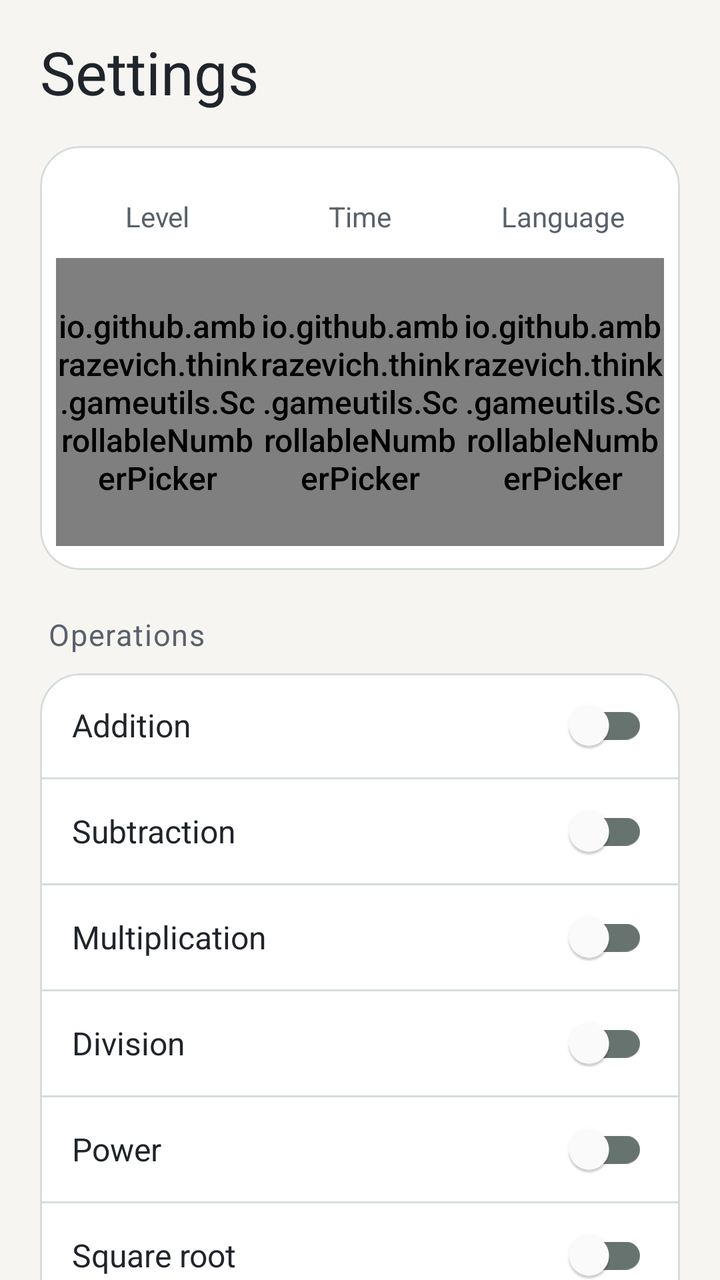
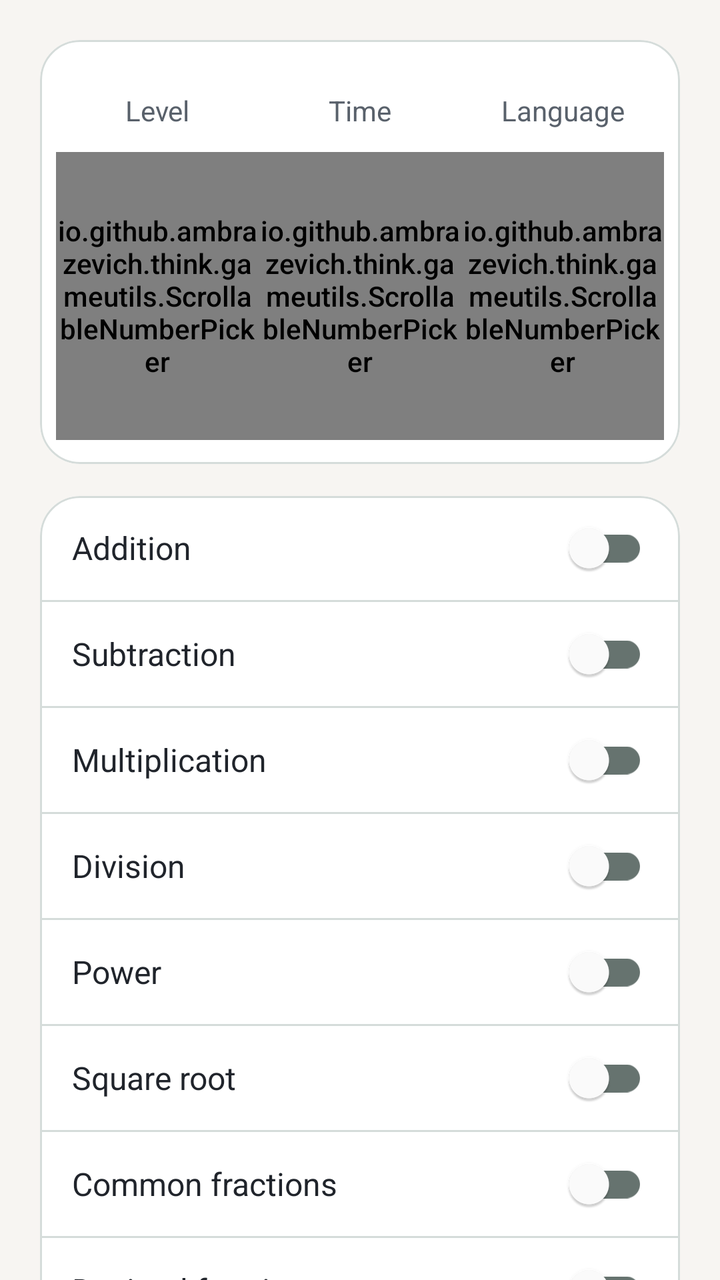

Screens rendered from an Android XML layout before and after an edit, with the pre-edit source and the edit as a unified diff.
<!-- AndroidManifest.xml: activity theme Theme.Think.Settings -->
<!-- res/layout/activity_settings.xml -->
<?xml version="1.0" encoding="utf-8"?>
<androidx.constraintlayout.widget.ConstraintLayout xmlns:android="http://schemas.android.com/apk/res/android"
    xmlns:app="http://schemas.android.com/apk/res-auto"
    xmlns:tools="http://schemas.android.com/tools"
    android:id="@+id/settingsRoot"
    android:layout_width="match_parent"
    android:layout_height="match_parent"
    android:background="@color/game_background"
    android:paddingStart="20dp"
    android:paddingTop="20dp"
    android:paddingEnd="20dp"
    tools:context=".SettingsActivity">

    <TextView
        android:id="@+id/textViewSettingsTitle"
        style="@style/ThinkScreenTitle"
        android:text="@string/settings"
        app:layout_constraintStart_toStartOf="parent"
        app:layout_constraintTop_toTopOf="parent" />

    <ScrollView
        android:id="@+id/settingsScroll"
        android:layout_width="0dp"
        android:layout_height="0dp"
        android:layout_marginTop="18dp"
        android:clipToPadding="false"
        android:fillViewport="true"
        android:paddingBottom="24dp"
        android:scrollbars="none"
        app:layout_constraintBottom_toBottomOf="parent"
        app:layout_constraintEnd_toEndOf="parent"
        app:layout_constraintStart_toStartOf="parent"
        app:layout_constraintTop_toBottomOf="@id/textViewSettingsTitle">

        <LinearLayout
            android:layout_width="match_parent"
            android:layout_height="wrap_content"
            android:orientation="vertical">

            <com.google.android.material.card.MaterialCardView
                style="@style/ThinkCard"
                android:layout_width="match_parent"
                android:layout_height="wrap_content">

                <LinearLayout
                    android:layout_width="match_parent"
                    android:layout_height="wrap_content"
                    android:baselineAligned="false"
                    android:orientation="horizontal"
                    android:paddingStart="8dp"
                    android:paddingTop="16dp"
                    android:paddingEnd="8dp"
                    android:paddingBottom="12dp">

                    <LinearLayout
                        android:layout_width="0dp"
                        android:layout_height="wrap_content"
                        android:layout_weight="1"
                        android:gravity="center_horizontal"
                        android:orientation="vertical">
                        <TextView
                            style="@style/SettingsWheelLabel"
                            android:text="@string/level" />
                        <io.github.ambrazevich.think.gameutils.ScrollableNumberPicker
                            android:id="@+id/numberPickerDifficulty"
                            android:layout_width="match_parent"
                            android:layout_height="144dp"
                            android:descendantFocusability="blocksDescendants"
                            android:solidColor="@color/game_surface"
                            android:theme="@style/ThinkNumberPickerTheme" />
                    </LinearLayout>

                    <LinearLayout
                        android:layout_width="0dp"
                        android:layout_height="wrap_content"
                        android:layout_weight="1"
                        android:gravity="center_horizontal"
                        android:orientation="vertical">
                        <TextView
                            style="@style/SettingsWheelLabel"
                            android:text="@string/time" />
                        <io.github.ambrazevich.think.gameutils.ScrollableNumberPicker
                            android:id="@+id/numberPickerTime"
                            android:layout_width="match_parent"
                            android:layout_height="144dp"
                            android:descendantFocusability="blocksDescendants"
                            android:solidColor="@color/game_surface"
                            android:theme="@style/ThinkNumberPickerTheme" />
                    </LinearLayout>

                    <LinearLayout
                        android:layout_width="0dp"
                        android:layout_height="wrap_content"
                        android:layout_weight="1"
                        android:gravity="center_horizontal"
                        android:orientation="vertical">
                        <TextView
                            style="@style/SettingsWheelLabel"
                            android:text="@string/language" />
                        <io.github.ambrazevich.think.gameutils.ScrollableNumberPicker
                            android:id="@+id/numberPickerLanguage"
                            android:layout_width="match_parent"
                            android:layout_height="144dp"
                            android:descendantFocusability="blocksDescendants"
                            android:solidColor="@color/game_surface"
                            android:theme="@style/ThinkNumberPickerTheme" />
                    </LinearLayout>
                </LinearLayout>
            </com.google.android.material.card.MaterialCardView>

            <TextView
                style="@style/ThinkSectionTitle"
                android:layout_marginStart="4dp"
                android:layout_marginTop="24dp"
                android:layout_marginBottom="10dp"
                android:text="@string/operations" />

            <com.google.android.material.card.MaterialCardView
                style="@style/ThinkCard"
                android:layout_width="match_parent"
                android:layout_height="wrap_content">

                <LinearLayout
                    android:layout_width="match_parent"
                    android:layout_height="wrap_content"
                    android:divider="@drawable/settings_divider"
                    android:orientation="vertical"
                    android:showDividers="middle">

                    <com.google.android.material.switchmaterial.SwitchMaterial
                        android:id="@+id/switchAddition"
                        style="@style/SettingsSwitch"
                        android:text="@string/addition" />
                    <com.google.android.material.switchmaterial.SwitchMaterial
                        android:id="@+id/switchSubtraction"
                        style="@style/SettingsSwitch"
                        android:text="@string/subtraction" />
                    <com.google.android.material.switchmaterial.SwitchMaterial
                        android:id="@+id/switchMultiplication"
                        style="@style/SettingsSwitch"
                        android:text="@string/multiplication" />
                    <com.google.android.material.switchmaterial.SwitchMaterial
                        android:id="@+id/switchDivision"
                        style="@style/SettingsSwitch"
                        android:text="@string/division" />
                    <com.google.android.material.switchmaterial.SwitchMaterial
                        android:id="@+id/switchPower"
                        style="@style/SettingsSwitch"
                        android:text="@string/power" />
                    <com.google.android.material.switchmaterial.SwitchMaterial
                        android:id="@+id/switchSquareRoot"
                        style="@style/SettingsSwitch"
                        android:text="@string/square_root" />
                    <com.google.android.material.switchmaterial.SwitchMaterial
                        android:id="@+id/switchCommonFractions"
                        style="@style/SettingsSwitch"
                        android:text="@string/common_fractions" />
                    <com.google.android.material.switchmaterial.SwitchMaterial
                        android:id="@+id/switchDecimalFractions"
                        style="@style/SettingsSwitch"
                        android:text="@string/decimal_fractions" />
                    <com.google.android.material.switchmaterial.SwitchMaterial
                        android:id="@+id/switchDarkMode"
                        style="@style/SettingsSwitch"
                        android:text="@string/dark_mode" />
                </LinearLayout>
            </com.google.android.material.card.MaterialCardView>
        </LinearLayout>
    </ScrollView>
</androidx.constraintlayout.widget.ConstraintLayout>
<!-- resources referenced by this layout -->
<resources>
  <color name="game_background">#F7F5F2</color>
  <color name="game_surface">#FFFFFF</color>
  <!-- drawable settings_divider (drawable) -->
  <?xml version="1.0" encoding="utf-8"?>
  <shape xmlns:android="http://schemas.android.com/apk/res/android" android:shape="rectangle">
      <size android:height="1dp" />
      <solid android:color="@color/outline_soft" />
  </shape>
  <string name="addition">Addition</string>
  <string name="common_fractions">Common fractions</string>
  <string name="dark_mode">Dark mode</string>
  <string name="decimal_fractions">Decimal fractions</string>
  <string name="division">Division</string>
  <string name="language">Language</string>
  <string name="level">Level</string>
  <string name="multiplication">Multiplication</string>
  <string name="operations">Operations</string>
  <string name="power">Power</string>
  <string name="settings">Settings</string>
  <string name="square_root">Square root</string>
  <string name="subtraction">Subtraction</string>
  <string name="time">Time</string>
  <style name="ThinkCard" parent="Widget.MaterialComponents.CardView">
          <item name="cardBackgroundColor">@color/game_surface</item>
          <item name="cardCornerRadius">20dp</item>
          <item name="cardElevation">0dp</item>
          <item name="strokeColor">@color/outline_soft</item>
          <item name="strokeWidth">1dp</item>
      </style>
  <style name="ThinkNumberPickerTheme" parent="Theme.MaterialComponents.DayNight.NoActionBar">
          <item name="android:textColorPrimary">@color/game_primary</item>
          <item name="android:textColorSecondary">@color/text_secondary</item>
          <item name="android:textColor">@color/game_primary</item>
          <item name="android:textSize">16sp</item>
          <item name="android:fontFamily">sans-serif-medium</item>
          <item name="colorControlNormal">@color/outline_soft</item>
          <item name="colorControlActivated">@color/game_primary</item>
          <item name="android:editTextColor">@color/game_primary</item>
      </style>
  <style name="ThinkScreenTitle">
          <item name="android:layout_width">wrap_content</item>
          <item name="android:layout_height">wrap_content</item>
          <item name="android:textColor">@color/text_primary</item>
          <item name="android:textSize">30sp</item>
          <item name="android:fontFamily">sans-serif-medium</item>
          <item name="android:includeFontPadding">false</item>
      </style>
  <style name="ThinkSectionTitle">
          <item name="android:layout_width">wrap_content</item>
          <item name="android:layout_height">wrap_content</item>
          <item name="android:textColor">@color/text_secondary</item>
          <item name="android:textSize">15sp</item>
          <item name="android:fontFamily">sans-serif-medium</item>
          <item name="android:letterSpacing">0.04</item>
          <item name="android:includeFontPadding">false</item>
      </style>
  <style name="Theme.Think.Settings" parent="Theme.Think" />
  <color name="outline_soft">#D5DCDA</color>
  <color name="text_primary">#20242B</color>
  <color name="text_secondary">#59616B</color>
  <color name="game_primary">#0E625F</color>
  <style name="Theme.Think" parent="@style/ThinkSystemBarsTheme" />
  <style name="ThinkSystemBarsTheme" parent="@style/ThinkBaseTheme" />
  <color name="game_primary_variant">#0B504D</color>
  <color name="game_on_primary">#FFFFFF</color>
  <color name="game_error">#B3261E</color>
  <color name="on_error">#FFFFFF</color>
  <color name="ripple_primary">#330E625F</color>
  <style name="ThinkDialogShape">
          <item name="cornerFamily">rounded</item>
          <item name="cornerSize">20dp</item>
      </style>
  <!-- unchanged entries left out for length: 4 -->
</resources>

<!-- the commit's change to res/layout/activity_settings.xml (unified diff, before → after) -->
@@ -11,18 +11,10 @@
     android:paddingEnd="20dp"
     tools:context=".SettingsActivity">
 
-    <TextView
-        android:id="@+id/textViewSettingsTitle"
-        style="@style/ThinkScreenTitle"
-        android:text="@string/settings"
-        app:layout_constraintStart_toStartOf="parent"
-        app:layout_constraintTop_toTopOf="parent" />
-
     <ScrollView
         android:id="@+id/settingsScroll"
         android:layout_width="0dp"
         android:layout_height="0dp"
-        android:layout_marginTop="18dp"
         android:clipToPadding="false"
         android:fillViewport="true"
         android:paddingBottom="24dp"
@@ -30,7 +22,7 @@
         app:layout_constraintBottom_toBottomOf="parent"
         app:layout_constraintEnd_toEndOf="parent"
         app:layout_constraintStart_toStartOf="parent"
-        app:layout_constraintTop_toBottomOf="@id/textViewSettingsTitle">
+        app:layout_constraintTop_toTopOf="parent">
 
         <LinearLayout
             android:layout_width="match_parent"
@@ -108,17 +100,11 @@
                 </LinearLayout>
             </com.google.android.material.card.MaterialCardView>
 
-            <TextView
-                style="@style/ThinkSectionTitle"
-                android:layout_marginStart="4dp"
-                android:layout_marginTop="24dp"
-                android:layout_marginBottom="10dp"
-                android:text="@string/operations" />
-
             <com.google.android.material.card.MaterialCardView
                 style="@style/ThinkCard"
                 android:layout_width="match_parent"
-                android:layout_height="wrap_content">
+                android:layout_height="wrap_content"
+                android:layout_marginTop="16dp">
 
                 <LinearLayout
                     android:layout_width="match_parent"
<!-- resource entries referenced after the edit -->
@@ -16,9 +16,7 @@
   <string name="language">Language</string>
   <string name="level">Level</string>
   <string name="multiplication">Multiplication</string>
-  <string name="operations">Operations</string>
   <string name="power">Power</string>
-  <string name="settings">Settings</string>
   <string name="square_root">Square root</string>
   <string name="subtraction">Subtraction</string>
   <string name="time">Time</string>
@@ -33,28 +31,11 @@
           <item name="android:textColorPrimary">@color/game_primary</item>
           <item name="android:textColorSecondary">@color/text_secondary</item>
           <item name="android:textColor">@color/game_primary</item>
-          <item name="android:textSize">16sp</item>
+          <item name="android:textSize">14sp</item>
           <item name="android:fontFamily">sans-serif-medium</item>
           <item name="colorControlNormal">@color/outline_soft</item>
           <item name="colorControlActivated">@color/game_primary</item>
           <item name="android:editTextColor">@color/game_primary</item>
-      </style>
-  <style name="ThinkScreenTitle">
-          <item name="android:layout_width">wrap_content</item>
-          <item name="android:layout_height">wrap_content</item>
-          <item name="android:textColor">@color/text_primary</item>
-          <item name="android:textSize">30sp</item>
-          <item name="android:fontFamily">sans-serif-medium</item>
-          <item name="android:includeFontPadding">false</item>
-      </style>
-  <style name="ThinkSectionTitle">
-          <item name="android:layout_width">wrap_content</item>
-          <item name="android:layout_height">wrap_content</item>
-          <item name="android:textColor">@color/text_secondary</item>
-          <item name="android:textSize">15sp</item>
-          <item name="android:fontFamily">sans-serif-medium</item>
-          <item name="android:letterSpacing">0.04</item>
-          <item name="android:includeFontPadding">false</item>
       </style>
   <style name="Theme.Think.Settings" parent="Theme.Think" />
   <color name="outline_soft">#D5DCDA</color>
@@ -62,7 +43,10 @@
   <color name="text_secondary">#59616B</color>
   <color name="game_primary">#0E625F</color>
   <style name="Theme.Think" parent="@style/ThinkSystemBarsTheme" />
-  <style name="ThinkSystemBarsTheme" parent="@style/ThinkBaseTheme" />
+  <style name="ThinkSystemBarsTheme" parent="@style/ThinkBaseTheme">
+          <item name="android:windowLightStatusBar">@bool/light_system_bars</item>
+          <item name="android:windowLightNavigationBar">@bool/light_system_bars</item>
+      </style>
   <color name="game_primary_variant">#0B504D</color>
   <color name="game_on_primary">#FFFFFF</color>
   <color name="game_error">#B3261E</color>
